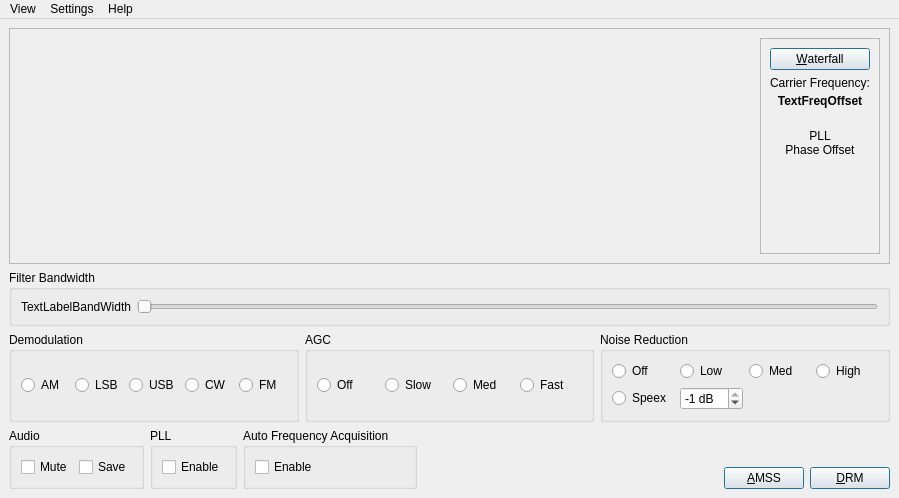
The window that dream/src/GUI-QT/AMMainWindow.ui (mmjee/dream-patched) describes before a commit, drawn with Qt 5.
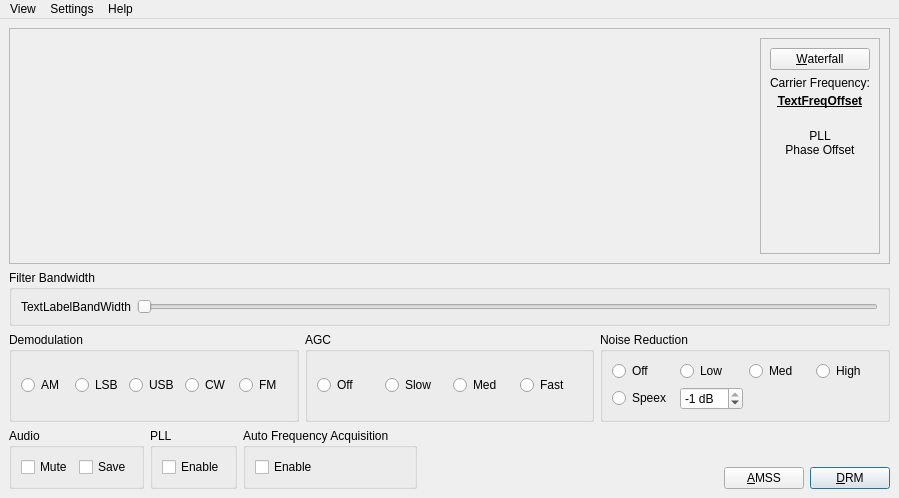
The same window after the commit. Icons and pictures are not drawn. Custom widgets are drawn as their Qt base class.

```diff
--- a/dream/src/GUI-QT/AMMainWindow.ui
+++ b/dream/src/GUI-QT/AMMainWindow.ui
@@ -70,12 +70,6 @@
             <property name="checkable">
              <bool>true</bool>
             </property>
-            <property name="autoDefault">
-             <bool>true</bool>
-            </property>
-            <property name="default">
-             <bool>true</bool>
-            </property>
            </widget>
           </item>
           <item row="1" column="0">
@@ -111,6 +105,7 @@
                <font>
                 <weight>75</weight>
                 <bold>true</bold>
+                <underline>true</underline>
                </font>
               </property>
               <property name="text">
@@ -539,24 +534,12 @@
           </property>
           <item>
            <widget class="QPushButton" name="ButtonAMSS">
-            <property name="sizePolicy">
-             <sizepolicy hsizetype="Minimum" vsizetype="Maximum">
-              <horstretch>0</horstretch>
-              <verstretch>0</verstretch>
-             </sizepolicy>
-            </property>
             <property name="windowTitle">
              <string/>
             </property>
             <property name="text">
              <string>&amp;AMSS</string>
             </property>
-            <property name="autoDefault">
-             <bool>true</bool>
-            </property>
-            <property name="default">
-             <bool>true</bool>
-            </property>
            </widget>
           </item>
           <item>
```
Left out of the diff: 24 changed lines with no effect on the pictures.
